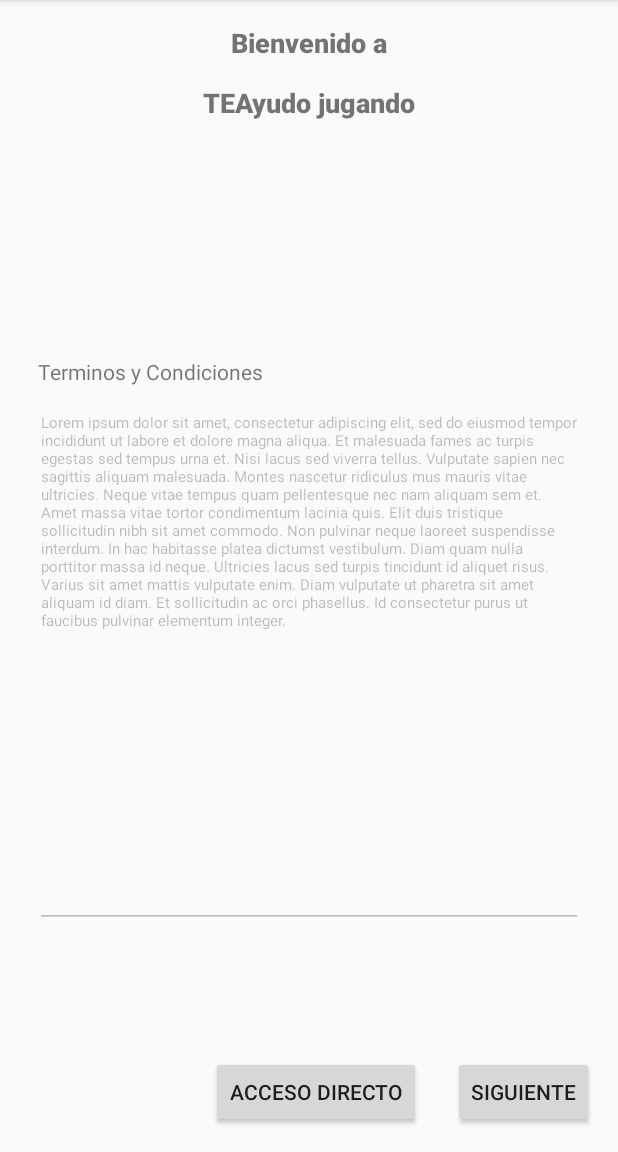
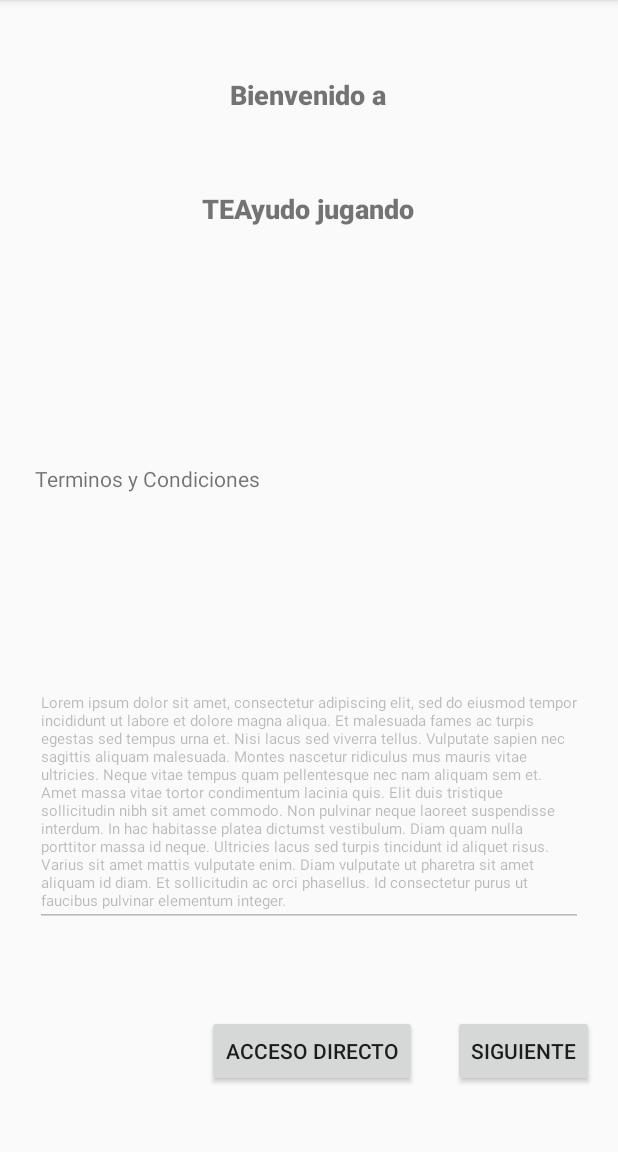
Before and after one commit to Lexan92/APPTEA, an Android app: the screen it shows after launch (instalacion), on a phone screen of 412 x 824 dp, the part 84-1236 px from its top. Run offline under Robolectric (Android 15) with nearby library versions, the phone set to English and light mode, and no system bars.

Commit message:
repositorios pais depto y usuario activity registro usuario

```diff
--- a/app/src/main/AndroidManifest.xml
+++ b/app/src/main/AndroidManifest.xml
@@ -9,6 +9,7 @@
         android:roundIcon="@mipmap/ic_launcher_round"
         android:supportsRtl="true"
         android:theme="@style/AppTheme">
+        <activity android:name=".ui.usuario.registro_usuario"></activity>
         <activity android:name=".instalacion">
             <intent-filter>
                 <action android:name="android.intent.action.MAIN" />
@@ -16,13 +17,10 @@
                 <category android:name="android.intent.category.LAUNCHER" />
             </intent-filter>
         </activity>
-
         <activity
             android:name=".MainActivity"
             android:label="@string/app_name"
-            android:theme="@style/AppTheme.NoActionBar">
-
-        </activity>
+            android:theme="@style/AppTheme.NoActionBar"></activity>
     </application>
 
 </manifest>
--- a/app/src/main/java/roomsqlite/dao/DepartamentoDao.java
+++ b/app/src/main/java/roomsqlite/dao/DepartamentoDao.java
@@ -1,5 +1,6 @@
 package roomsqlite.dao;
 
+import androidx.lifecycle.LiveData;
 import androidx.room.Dao;
 import androidx.room.Delete;
 import androidx.room.Insert;
@@ -14,7 +15,7 @@ import roomsqlite.entidades.Departamento;
 @Dao
 public interface DepartamentoDao {
     @Query("SELECT * FROM departamento")
-    List<Departamento> getAllDepartamento();
+    LiveData<List<Departamento>> getAllDepartamento();
 
     @Insert (onConflict = OnConflictStrategy.REPLACE)
     void insertDepartamento(Departamento departamento);
--- a/app/src/main/java/roomsqlite/dao/MunicipioDao.java
+++ b/app/src/main/java/roomsqlite/dao/MunicipioDao.java
@@ -13,7 +13,7 @@ import roomsqlite.entidades.Municipio;
 
 @Dao
 public interface MunicipioDao {
-
+/*
     @Query("SELECT * FROM municipio")
     List<Municipio> getAllMunicipio();
 
@@ -24,5 +24,5 @@ public interface MunicipioDao {
     void updateMunicipio(Municipio municipio);
 
     @Delete
-    void deleteMunicipio(Municipio municipio);
+    void deleteMunicipio(Municipio municipio);*/
 }
--- a/app/src/main/java/roomsqlite/dao/PaisDao.java
+++ b/app/src/main/java/roomsqlite/dao/PaisDao.java
@@ -1,5 +1,6 @@
 package roomsqlite.dao;
 
+import androidx.lifecycle.LiveData;
 import androidx.room.Dao;
 import androidx.room.Delete;
 import androidx.room.Insert;
@@ -15,7 +16,7 @@ import roomsqlite.entidades.Pais;
 public interface PaisDao {
 
     @Query("SELECT * FROM pais")
-    List<Pais> getAllPais();
+    LiveData<List<Pais>> getAllPais();
 
     @Insert(onConflict = OnConflictStrategy.REPLACE)
     void insertPais(Pais pais);
--- a/app/src/main/java/roomsqlite/dao/UsuarioDao.java
+++ b/app/src/main/java/roomsqlite/dao/UsuarioDao.java
@@ -1,5 +1,6 @@
 package roomsqlite.dao;
 
+import androidx.lifecycle.LiveData;
 import androidx.room.Dao;
 import androidx.room.Delete;
 import androidx.room.Insert;
@@ -14,7 +15,7 @@ import roomsqlite.entidades.Usuario;
 @Dao
 public interface UsuarioDao {
     @Query("SELECT * FROM usuario")
-    List<Usuario> getAllUsuario();
+    LiveData<List<Usuario>> getAllUsuario();
 
     @Insert(onConflict = OnConflictStrategy.REPLACE)
     void insertUsuario(Usuario usuario);
--- a/app/src/main/java/roomsqlite/database/appDatabase.java
+++ b/app/src/main/java/roomsqlite/database/appDatabase.java
@@ -36,7 +36,7 @@ import roomsqlite.entidades.Pictograma;
 import roomsqlite.entidades.Usuario;
 
 @Database(entities = {CategoriaHabCotidiana.class, HabilidadCotidiana.class, CatalogoPictograma.class, CategoriaJuego.class,
-        Departamento.class, Municipio.class, Pais.class, PersonaTea.class, Pictograma.class, Usuario.class}, version = 1, exportSchema = false)
+        Departamento.class,/* Municipio.class,*/ Pais.class, PersonaTea.class, Pictograma.class, Usuario.class}, version = 1, exportSchema = false)
 public abstract class appDatabase extends RoomDatabase {
 
     private static volatile appDatabase INSTANCE;
--- a/app/src/main/res/layout/activity_instalacion.xml
+++ b/app/src/main/res/layout/activity_instalacion.xml
@@ -20,13 +20,14 @@
         android:id="@+id/textView2"
         android:layout_width="wrap_content"
         android:layout_height="wrap_content"
-        android:layout_marginTop="16dp"
-        android:layout_marginBottom="197dp"
+        android:layout_marginTop="8dp"
+        android:layout_marginBottom="8dp"
         android:fontFamily="sans-serif-black"
-        android:text="Bienvenido a"
+        android:text="@string/txt1"
         android:textSize="18sp"
-        app:layout_constraintBottom_toTopOf="@+id/textView4"
+        app:layout_constraintBottom_toTopOf="@+id/textView3"
         app:layout_constraintEnd_toEndOf="parent"
+        app:layout_constraintHorizontal_bias="0.498"
         app:layout_constraintStart_toStartOf="parent"
         app:layout_constraintTop_toTopOf="parent" />
 
@@ -34,53 +35,65 @@
         android:id="@+id/textView3"
         android:layout_width="wrap_content"
         android:layout_height="wrap_content"
-        android:layout_marginTop="15dp"
+        android:layout_marginTop="8dp"
+        android:layout_marginBottom="8dp"
         android:fontFamily="sans-serif-black"
-        android:text="TEAyudo jugando"
+        android:text="@string/txt2"
         android:textSize="18sp"
+        app:layout_constraintBottom_toTopOf="@+id/textView4"
         app:layout_constraintEnd_toEndOf="parent"
+        app:layout_constraintHorizontal_bias="0.498"
         app:layout_constraintStart_toStartOf="parent"
-        app:layout_constraintTop_toBottomOf="@+id/textView2" />
+        app:layout_constraintTop_toTopOf="parent" />
 
     <Button
         android:id="@+id/button"
         android:layout_width="wrap_content"
         android:layout_height="wrap_content"
+        android:layout_marginTop="32dp"
         android:layout_marginEnd="16dp"
         android:layout_marginBottom="16dp"
+        android:onClick="siguiente"
         android:text="@string/button1"
         app:layout_constraintBottom_toBottomOf="parent"
-        app:layout_constraintEnd_toEndOf="parent" />
+        app:layout_constraintEnd_toEndOf="parent"
+        app:layout_constraintTop_toBottomOf="@+id/editText" />
 
     <Button
         android:id="@+id/button2"
         android:layout_width="wrap_content"
         android:layout_height="wrap_content"
-        android:layout_marginEnd="21dp"
+        android:layout_marginTop="32dp"
+        android:layout_marginEnd="24dp"
         android:layout_marginBottom="16dp"
         android:onClick="acceso"
         android:text="@string/button2"
         app:layout_constraintBottom_toBottomOf="parent"
-        app:layout_constraintEnd_toStartOf="@+id/button" />
+        app:layout_constraintEnd_toStartOf="@+id/button"
+        app:layout_constraintTop_toBottomOf="@+id/editText" />
 
     <TextView
         android:id="@+id/textView4"
         android:layout_width="wrap_content"
         android:layout_height="wrap_content"
-        android:layout_marginStart="2dp"
-        android:layout_marginBottom="7dp"
-        android:text="Terminos y Condiciones"
+        android:layout_marginTop="32dp"
+        android:layout_marginBottom="2dp"
+        android:text="@string/txt3"
         app:layout_constraintBottom_toTopOf="@+id/editText"
+        app:layout_constraintEnd_toEndOf="@+id/editText"
+        app:layout_constraintHorizontal_bias="0.0"
         app:layout_constraintStart_toStartOf="@+id/editText"
-        app:layout_constraintTop_toBottomOf="@+id/textView2" />
+        app:layout_constraintTop_toBottomOf="@+id/textView3" />
 
     <EditText
         android:id="@+id/editText"
         android:layout_width="0dp"
-        android:layout_height="0dp"
+        android:layout_height="wrap_content"
         android:layout_marginStart="23dp"
+        android:layout_marginTop="2dp"
         android:layout_marginEnd="23dp"
-        android:layout_marginBottom="149dp"
+        android:layout_marginBottom="32dp"
+        android:autofillHints=""
         android:editable="false"
         android:ems="10"
         android:enabled="false"
@@ -90,6 +103,7 @@
         android:textSize="10sp"
         app:layout_constraintBottom_toBottomOf="parent"
         app:layout_constraintEnd_toEndOf="parent"
+        app:layout_constraintHorizontal_bias="0.0"
         app:layout_constraintStart_toStartOf="parent"
         app:layout_constraintTop_toBottomOf="@+id/textView4" />
 </androidx.constraintlayout.widget.ConstraintLayout>
```
Also changed, not shown: app/src/main/java/com/example/apptea/instalacion.java (+8 -0 lines), app/src/main/java/com/example/apptea/ui/departamento/DepartamentoViewModel.java (added, +40 -0 lines), app/src/main/java/com/example/apptea/ui/pais/PaisViewModel.java (added, +40 -0 lines), app/src/main/java/com/example/apptea/ui/usuario/UsuarioViewModel.java (added, +41 -0 lines), app/src/main/java/com/example/apptea/ui/usuario/registro_usuario.java (added, +26 -0 lines), app/src/main/java/roomsqlite/entidades/Municipio.java (+4 -4 lines), app/src/main/java/roomsqlite/entidades/Usuario.java (+8 -8 lines), app/src/main/java/roomsqlite/repositorios/DepartamentoRepository.java (added, +40 -0 lines), app/src/main/java/roomsqlite/repositorios/PaisRepository.java (added, +40 -0 lines), app/src/main/java/roomsqlite/repositorios/UsuarioRepository.java (added, +40 -0 lines), app/src/main/res/layout/activity_registro_usuario.xml (added, +212 -0 lines), app/src/main/res/values/strings.xml (+16 -3 lines).
